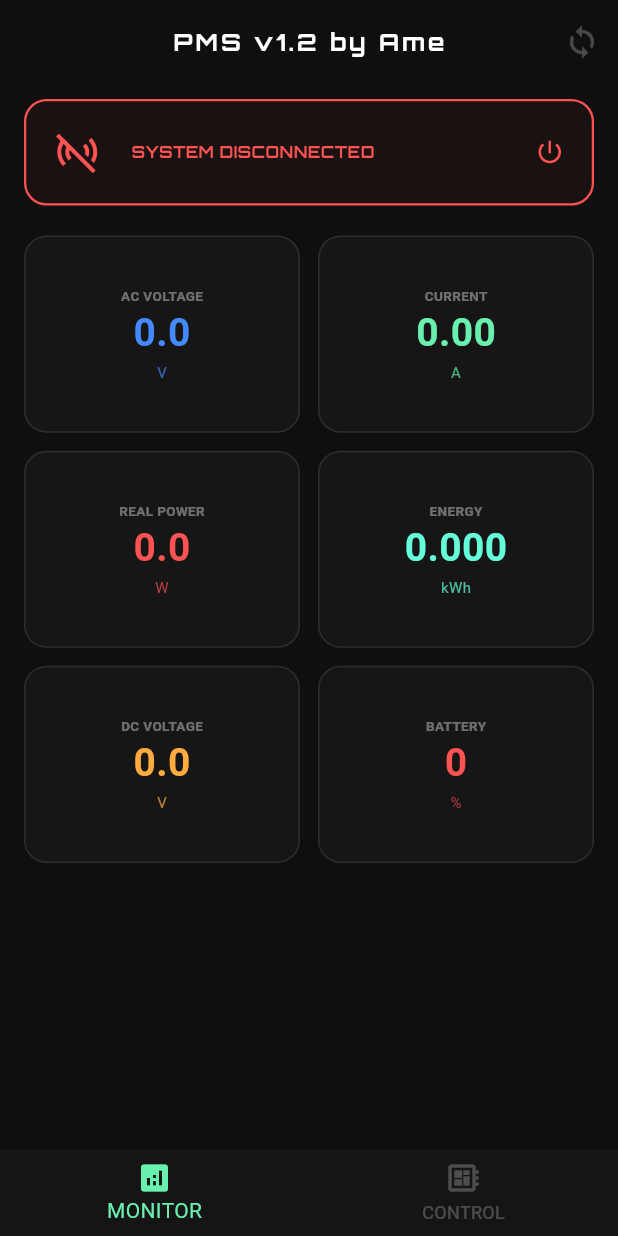
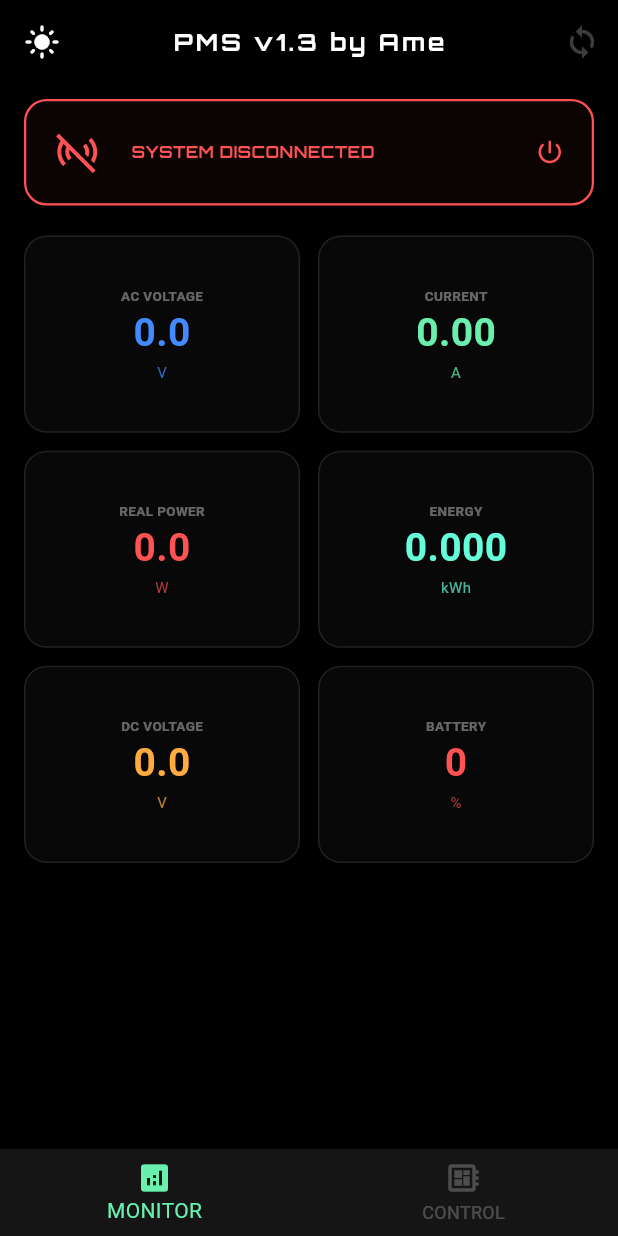
Before and after one commit to ramaariw/PMS-flutter-esp32, a Flutter app: the screen it shows after launch, after a tap on "SYSTEM DISCONNECTED", on a phone screen of 412 x 824 dp. Run offline on Flutter 3.47's test engine with Material 3 defaults, Android fonts, the phone set to English and light mode, and no system bars; our stand-ins replace google_fonts, shared_preferences; missing offline and left inert: mqtt_client.

Commit message:
feat: implement dynamic theme support in ControlScreen and MonitoringScreen

```diff
--- a/lib/screens/control_screen.dart
+++ b/lib/screens/control_screen.dart
@@ -7,23 +7,33 @@ import 'package:flutter/services.dart';
 class ControlScreen extends StatelessWidget {
   const ControlScreen({super.key});
 
-  // --- FUNGSI BARU: TIME PICKER JADWAL ---
   Future<void> _selectSchedule(
     BuildContext context,
     PowerProvider powerData,
     int channel,
   ) async {
+    final isDark = powerData.isDarkMode;
     final TimeOfDay? picked = await showTimePicker(
       context: context,
       initialTime: TimeOfDay.now(),
       builder: (context, child) {
         return Theme(
-          data: ThemeData.dark().copyWith(
+          data:
+              isDark
+                  ? ThemeData.dark().copyWith(
                     colorScheme: const ColorScheme.dark(
                       primary: Colors.cyanAccent,
                       onPrimary: Colors.black,
                       surface: Color(0xFF1A1A1A),
                       onSurface: Colors.white,
+                    ),
+                  )
+                  : ThemeData.light().copyWith(
+                    colorScheme: ColorScheme.light(
+                      primary: Colors.cyan[700]!,
+                      onPrimary: Colors.white,
+                      surface: Colors.white,
+                      onSurface: Colors.black87,
                     ),
                   ),
           child: child!,
@@ -32,7 +42,6 @@ class ControlScreen extends StatelessWidget {
     );
 
     if (picked != null) {
-      // Format jadi HH:MM (Misal "21:30")
       String formattedTime =
           "${picked.hour.toString().padLeft(2, '0')}:${picked.minute.toString().padLeft(2, '0')}";
       powerData.sendScheduleToHardware(channel, formattedTime);
@@ -44,6 +53,7 @@ class ControlScreen extends StatelessWidget {
     PowerProvider powerData,
     int channel,
   ) {
+    final isDark = powerData.isDarkMode;
     TextEditingController timerController = TextEditingController();
 
     showModalBottomSheet(
@@ -60,12 +70,15 @@ class ControlScreen extends StatelessWidget {
             child: Container(
               padding: const EdgeInsets.all(25),
               decoration: BoxDecoration(
-                color: const Color(0xFF1A1A1A),
+                color: isDark ? const Color(0xFF1A1A1A) : Colors.white,
                 borderRadius: const BorderRadius.vertical(
                   top: Radius.circular(30),
                 ),
                 border: Border.all(
-                  color: Colors.orangeAccent.withValues(alpha: 0.1),
+                  color:
+                      isDark
+                          ? Colors.orangeAccent.withValues(alpha: 0.1)
+                          : Colors.black12,
                   width: 1,
                 ),
               ),
@@ -76,7 +89,7 @@ class ControlScreen extends StatelessWidget {
                     width: 40,
                     height: 4,
                     decoration: BoxDecoration(
-                      color: Colors.white12,
+                      color: isDark ? Colors.white12 : Colors.black12,
                       borderRadius: BorderRadius.circular(10),
                     ),
                   ),
@@ -84,7 +97,7 @@ class ControlScreen extends StatelessWidget {
                   Text(
                     "SET TIMER FOR RELAY $channel",
                     style: GoogleFonts.orbitron(
-                      color: Colors.orangeAccent,
+                      color: isDark ? Colors.orangeAccent : Colors.orange[800],
                       fontSize: 14,
                       fontWeight: FontWeight.bold,
                     ),
@@ -96,22 +109,32 @@ class ControlScreen extends StatelessWidget {
                     autofocus: true,
                     textAlign: TextAlign.center,
                     style: GoogleFonts.orbitron(
-                      color: Colors.white,
+                      color: isDark ? Colors.white : Colors.black87,
                       fontSize: 24,
                       letterSpacing: 2,
                     ),
                     decoration: InputDecoration(
                       suffixText: "min",
-                      suffixStyle: const TextStyle(color: Colors.white24),
+                      suffixStyle: TextStyle(
+                        color: isDark ? Colors.white24 : Colors.black26,
+                      ),
                       filled: true,
-                      fillColor: Colors.white.withValues(alpha: 0.05),
+                      fillColor:
+                          isDark
+                              ? Colors.white.withValues(alpha: 0.05)
+                              : Colors.black.withValues(alpha: 0.05),
                       enabledBorder: OutlineInputBorder(
-                        borderSide: const BorderSide(color: Colors.white10),
+                        borderSide: BorderSide(
+                          color: isDark ? Colors.white10 : Colors.black12,
+                        ),
                         borderRadius: BorderRadius.circular(15),
                       ),
                       focusedBorder: OutlineInputBorder(
-                        borderSide: const BorderSide(
-                          color: Colors.orangeAccent,
+                        borderSide: BorderSide(
+                          color:
+                              isDark
+                                  ? Colors.orangeAccent
+                                  : Colors.orange[800]!,
                         ),
                         borderRadius: BorderRadius.circular(15),
                       ),
@@ -120,8 +143,9 @@ class ControlScreen extends StatelessWidget {
                   const SizedBox(height: 25),
                   ElevatedButton(
                     style: ElevatedButton.styleFrom(
-                      backgroundColor: Colors.orangeAccent,
-                      foregroundColor: Colors.black,
+                      backgroundColor:
+                          isDark ? Colors.orangeAccent : Colors.orange[800],
+                      foregroundColor: isDark ? Colors.black : Colors.white,
                       minimumSize: const Size(double.infinity, 55),
                       shape: RoundedRectangleBorder(
                         borderRadius: BorderRadius.circular(15),
@@ -129,9 +153,8 @@ class ControlScreen extends StatelessWidget {
                     ),
                     onPressed: () {
                       int? mins = int.tryParse(timerController.text);
-                      if (mins != null && mins > 0) {
+                      if (mins != null && mins > 0)
                         powerData.sendTimerToHardware(channel, mins);
-                      }
                       Navigator.pop(context);
                     },
                     child: Text(
@@ -149,6 +172,7 @@ class ControlScreen extends StatelessWidget {
 
   @override
   Widget build(BuildContext context) {
+    final isDark = Provider.of<PowerProvider>(context).isDarkMode;
     return Scaffold(
       backgroundColor: Colors.transparent,
       appBar: AppBar(
@@ -157,6 +181,7 @@ class ControlScreen extends StatelessWidget {
           style: GoogleFonts.orbitron(
             fontSize: 16,
             fontWeight: FontWeight.bold,
+            color: isDark ? Colors.white : Colors.black87,
           ),
         ),
         centerTitle: true,
@@ -170,9 +195,23 @@ class ControlScreen extends StatelessWidget {
             child: Container(
               padding: const EdgeInsets.all(20),
               decoration: BoxDecoration(
-                color: Colors.white.withValues(alpha: 0.05),
+                color:
+                    isDark
+                        ? Colors.white.withValues(alpha: 0.05)
+                        : Colors.white,
                 borderRadius: BorderRadius.circular(20),
-                border: Border.all(color: Colors.white10),
+                border: Border.all(
+                  color: isDark ? Colors.white10 : Colors.black12,
+                ),
+                boxShadow:
+                    isDark
+                        ? []
+                        : [
+                          BoxShadow(
+                            color: Colors.black.withOpacity(0.05),
+                            blurRadius: 10,
+                          ),
+                        ],
               ),
               child: Row(
                 mainAxisAlignment: MainAxisAlignment.spaceAround,
@@ -183,6 +222,7 @@ class ControlScreen extends StatelessWidget {
                     "RELAY 1",
                     powerData.relay1,
                     1,
+                    isDark,
                   ),
                   _relayItem(
                     context,
@@ -190,6 +230,7 @@ class ControlScreen extends StatelessWidget {
                     "RELAY 2",
                     powerData.relay2,
                     2,
+                    isDark,
                   ),
                 ],
               ),
@@ -206,6 +247,7 @@ class ControlScreen extends StatelessWidget {
     String label,
     bool isOn,
     int channel,
+    bool isDark,
   ) {
     int remaining =
         (channel == 1)
@@ -213,12 +255,16 @@ class ControlScreen extends StatelessWidget {
             : powerData.remainingSecondsR2;
     String schedule =
         (channel == 1) ? powerData.scheduleR1 : powerData.scheduleR2;
+    Color activeColor = isDark ? Colors.greenAccent : Colors.green[700]!;
 
     return Column(
       children: [
         Text(
           label,
-          style: GoogleFonts.shareTechMono(color: Colors.white, fontSize: 14),
+          style: GoogleFonts.shareTechMono(
+            color: isDark ? Colors.white : Colors.black87,
+            fontSize: 14,
+          ),
         ),
         const SizedBox(height: 10),
         Transform.scale(
@@ -232,7 +278,7 @@ class ControlScreen extends StatelessWidget {
               }
               powerData.toggleRelay(channel, val);
             },
-            activeColor: Colors.greenAccent,
+            activeColor: activeColor,
             inactiveThumbColor: Colors.redAccent,
           ),
         ),
@@ -243,11 +289,13 @@ class ControlScreen extends StatelessWidget {
                 ? "OFF IN: ${powerData.formatRemainingTime(remaining)}"
                 : "MANUAL ON",
             style: GoogleFonts.shareTechMono(
-              color: remaining > 0 ? Colors.orangeAccent : Colors.white24,
+              color:
+                  remaining > 0
+                      ? Colors.orangeAccent
+                      : (isDark ? Colors.white24 : Colors.black26),
               fontSize: 10,
             ),
           ),
-          // INFO JADWAL
           Text(
             schedule.isNotEmpty && schedule != "OFF"
                 ? "SCH: $schedule"
@@ -255,8 +303,8 @@ class ControlScreen extends StatelessWidget {
             style: GoogleFonts.shareTechMono(
               color:
                   schedule.isNotEmpty && schedule != "OFF"
-                      ? Colors.cyanAccent
-                      : Colors.white12,
+                      ? (isDark ? Colors.cyanAccent : Colors.cyan[800])
+                      : (isDark ? Colors.white12 : Colors.black12),
               fontSize: 10,
             ),
           ),
@@ -267,19 +315,20 @@ class ControlScreen extends StatelessWidget {
                 context,
                 "SET",
                 () => _showTimerInput(context, powerData, channel),
+                isDark,
               ),
               const SizedBox(width: 4),
-              // TOMBOL BARU: CLOCK
               _timerBtn(
                 context,
                 "CLOCK",
                 () => _selectSchedule(context, powerData, channel),
+                isDark,
               ),
               const SizedBox(width: 4),
               _timerBtn(context, "X", () {
                 powerData.sendTimerToHardware(channel, 0);
                 powerData.sendScheduleToHardware(channel, "OFF");
-              }),
+              }, isDark),
             ],
           ),
         ],
@@ -287,7 +336,12 @@ class ControlScreen extends StatelessWidget {
     );
   }
 
-  Widget _timerBtn(BuildContext context, String label, VoidCallback onTap) {
+  Widget _timerBtn(
+    BuildContext context,
+    String label,
+    VoidCallback onTap,
+    bool isDark,
+  ) {
     return InkWell(
       onTap: () {
         HapticFeedback.lightImpact();
@@ -296,14 +350,17 @@ class ControlScreen extends StatelessWidget {
       child: Container(
         padding: const EdgeInsets.symmetric(horizontal: 8, vertical: 5),
         decoration: BoxDecoration(
-          color: Colors.white.withValues(alpha: 0.05),
+          color:
+              isDark
+                  ? Colors.white.withValues(alpha: 0.05)
+                  : Colors.black.withValues(alpha: 0.05),
           borderRadius: BorderRadius.circular(6),
-          border: Border.all(color: Colors.white10),
+          border: Border.all(color: isDark ? Colors.white10 : Colors.black12),
         ),
         child: Text(
           label,
-          style: const TextStyle(
-            color: Colors.white70,
+          style: TextStyle(
+            color: isDark ? Colors.white70 : Colors.black54,
             fontSize: 9,
             fontWeight: FontWeight.bold,
           ),
--- a/lib/screens/dashboard.dart
+++ b/lib/screens/dashboard.dart
@@ -1,4 +1,6 @@
 import 'package:flutter/material.dart';
+import 'package:provider/provider.dart';
+import '../providers/power_provider.dart';
 import 'monitoring_screen.dart';
 import 'control_screen.dart';
 
@@ -11,21 +13,27 @@ class DashboardScreen extends StatefulWidget {
 
 class _DashboardScreenState extends State<DashboardScreen> {
   int _selectedIndex = 0;
-
   final List<Widget> _pages = [const MonitoringScreen(), const ControlScreen()];
 
   @override
   Widget build(BuildContext context) {
+    final pms = Provider.of<PowerProvider>(context);
+
     return Scaffold(
-      backgroundColor: const Color(0xFF0F0F0F),
+      // Ikut warna scaffold dari theme di main.dart
+      backgroundColor: Theme.of(context).scaffoldBackgroundColor,
       body: IndexedStack(index: _selectedIndex, children: _pages),
       bottomNavigationBar: BottomNavigationBar(
         currentIndex: _selectedIndex,
         onTap: (index) => setState(() => _selectedIndex = index),
-        backgroundColor: const Color(0xFF151515),
-        selectedItemColor: Colors.greenAccent,
-        unselectedItemColor: Colors.white24,
+        // Warna background bottom bar dinamis
+        backgroundColor:
+            pms.isDarkMode ? const Color(0xFF151515) : Colors.white,
+        selectedItemColor:
+            pms.isDarkMode ? Colors.greenAccent : Colors.green[700],
+        unselectedItemColor: pms.isDarkMode ? Colors.white24 : Colors.black26,
         type: BottomNavigationBarType.fixed,
+        elevation: 10,
         items: const [
           BottomNavigationBarItem(
             icon: Icon(Icons.analytics),
--- a/lib/screens/monitoring_screen.dart
+++ b/lib/screens/monitoring_screen.dart
@@ -10,28 +10,35 @@ class MonitoringScreen extends StatelessWidget {
   Widget build(BuildContext context) {
     return Consumer<PowerProvider>(
       builder: (context, powerData, child) {
+        final isDark = powerData.isDarkMode;
+
         return Scaffold(
           backgroundColor: Colors.transparent,
           appBar: AppBar(
             title: Text(
-              "PMS v1.2 by Ame",
+              "PMS v1.3 by Ame", // Update Version
               style: GoogleFonts.orbitron(
                 fontSize: 16,
                 letterSpacing: 2,
                 fontWeight: FontWeight.bold,
+                color: isDark ? Colors.white : Colors.black87,
               ),
             ),
             centerTitle: true,
             backgroundColor: Colors.transparent,
             elevation: 0,
+            leading: IconButton(
+              icon: Icon(isDark ? Icons.light_mode : Icons.dark_mode),
+              onPressed: () => powerData.toggleTheme(),
+            ),
             actions: [
               IconButton(
                 icon: Icon(
                   Icons.sync,
                   color:
                       powerData.isConnected
-                          ? Colors.greenAccent
-                          : Colors.white24,
+                          ? (isDark ? Colors.greenAccent : Colors.green[700])
+                          : (isDark ? Colors.white24 : Colors.black26),
                 ),
                 onPressed:
                     powerData.isLoading ? null : () => powerData.refreshData(),
@@ -45,7 +52,7 @@ class MonitoringScreen extends StatelessWidget {
               padding: const EdgeInsets.symmetric(horizontal: 16, vertical: 10),
               child: Column(
                 children: [
-                  _buildHeader(powerData),
+                  _buildHeader(context, powerData),
                   const SizedBox(height: 20),
                   GridView.count(
                     shrinkWrap: true,
@@ -56,40 +63,46 @@ class MonitoringScreen extends StatelessWidget {
                     childAspectRatio: 1.4,
                     children: [
                       _buildDataCard(
+                        context,
                         "AC VOLTAGE",
                         powerData.acVolt.toStringAsFixed(1),
                         "V",
                         Colors.blueAccent,
                       ),
                       _buildDataCard(
+                        context,
                         "CURRENT",
                         powerData.ampere.toStringAsFixed(2),
                         "A",
-                        Colors.greenAccent,
+                        isDark ? Colors.greenAccent : Colors.green[700]!,
                       ),
                       _buildDataCard(
+                        context,
                         "REAL POWER",
                         powerData.watt.toStringAsFixed(1),
                         "W",
                         Colors.redAccent,
                       ),
                       _buildDataCard(
+                        context,
                         "ENERGY",
                         powerData.kwh.toStringAsFixed(3),
                         "kWh",
-                        Colors.tealAccent,
+                        isDark ? Colors.tealAccent : Colors.teal[700]!,
                       ),
                       _buildDataCard(
+                        context,
                         "DC VOLTAGE",
                         powerData.dcVolt.toStringAsFixed(1),
                         "V",
                         Colors.orangeAccent,
                       ),
                       _buildDataCard(
+                        context,
                         "BATTERY",
                         "${powerData.batStatus}",
                         "%",
-                        _getBatColor(powerData.batStatus),
+                        _getBatColor(powerData.batStatus, isDark),
                       ),
                     ],
                   ),
@@ -102,18 +115,23 @@ class MonitoringScreen extends StatelessWidget {
     );
   }
 
-  Color _getBatColor(int status) {
-    if (status > 60) return Colors.greenAccent;
+  Color _getBatColor(int status, bool isDark) {
+    if (status > 60) return isDark ? Colors.greenAccent : Colors.green[700]!;
     if (status > 20) return Colors.orangeAccent;
     return Colors.redAccent;
   }
 
-  Widget _buildHeader(PowerProvider powerData) {
+  Widget _buildHeader(BuildContext context, PowerProvider powerData) {
     bool connected = powerData.isConnected;
-    bool loading = powerData.isLoading;
+    bool isDark = powerData.isDarkMode;
+
+    Color accentColor =
+        connected
+            ? (isDark ? Colors.greenAccent : Colors.green[700]!)
+            : Colors.redAccent;
 
     return InkWell(
-      onTap: loading ? null : () => powerData.toggleConnection(),
+      onTap: powerData.isLoading ? null : () => powerData.toggleConnection(),
       borderRadius: BorderRadius.circular(15),
       child: AnimatedContainer(
         duration: const Duration(milliseconds: 300),
@@ -121,17 +139,14 @@ class MonitoringScreen extends StatelessWidget {
         decoration: BoxDecoration(
           color:
               connected
-                  ? Colors.green.withValues(alpha: 0.05)
+                  ? accentColor.withValues(alpha: 0.05)
                   : Colors.red.withValues(alpha: 0.05),
           borderRadius: BorderRadius.circular(15),
-          border: Border.all(
-            color: connected ? Colors.greenAccent : Colors.redAccent,
-            width: 1.5,
-          ),
+          border: Border.all(color: accentColor, width: 1.5),
           boxShadow: [
-            if (connected)
+            if (connected && isDark)
               BoxShadow(
-                color: Colors.greenAccent.withValues(alpha: 0.1),
+                color: accentColor.withValues(alpha: 0.1),
                 blurRadius: 10,
                 spreadRadius: 1,
               ),
@@ -139,18 +154,18 @@ class MonitoringScreen extends StatelessWidget {
         ),
         child: Row(
           children: [
-            loading
-                ? const SizedBox(
+            powerData.isLoading
+                ? SizedBox(
                   width: 32,
                   height: 32,
                   child: CircularProgressIndicator(
                     strokeWidth: 2,
-                    color: Colors.white,
+                    color: accentColor,
                   ),
                 )
                 : Icon(
                   connected ? Icons.sensors : Icons.sensors_off,
-                  color: connected ? Colors.greenAccent : Colors.redAccent,
+                  color: accentColor,
                   size: 32,
                 ),
             const SizedBox(width: 20),
@@ -161,7 +176,7 @@ class MonitoringScreen extends StatelessWidget {
                   Text(
                     connected ? "SYSTEM CONNECTED" : "SYSTEM DISCONNECTED",
                     style: GoogleFonts.orbitron(
-                      color: connected ? Colors.greenAccent : Colors.redAccent,
+                      color: accentColor,
                       fontWeight: FontWeight.bold,
                       fontSize: 11,
                     ),
@@ -170,38 +185,52 @@ class MonitoringScreen extends StatelessWidget {
                     Text(
                       "UPTIME: ${powerData.uptime}",
                       style: GoogleFonts.shareTechMono(
-                        color: Colors.orangeAccent,
+                        color:
+                            isDark ? Colors.orangeAccent : Colors.orange[800],
                         fontSize: 12,
                       ),
                     ),
                 ],
               ),
             ),
-            Icon(
-              Icons.power_settings_new,
-              color: connected ? Colors.greenAccent : Colors.redAccent,
-              size: 20,
-            ),
+            Icon(Icons.power_settings_new, color: accentColor, size: 20),
           ],
         ),
       ),
     );
   }
 
-  Widget _buildDataCard(String label, String value, String unit, Color color) {
+  Widget _buildDataCard(
+    BuildContext context,
+    String label,
+    String value,
+    String unit,
+    Color color,
+  ) {
+    final isDark = Provider.of<PowerProvider>(context).isDarkMode;
     return Container(
       decoration: BoxDecoration(
-        color: Colors.white.withValues(alpha: 0.03),
+        color: isDark ? Colors.white.withValues(alpha: 0.03) : Colors.white,
         borderRadius: BorderRadius.circular(15),
-        border: Border.all(color: Colors.white10),
+        border: Border.all(color: isDark ? Colors.white10 : Colors.black12),
+        boxShadow:
+            isDark
+                ? []
+                : [
+                  BoxShadow(
+                    color: Colors.black.withOpacity(0.05),
+                    blurRadius: 4,
+                    offset: const Offset(0, 2),
+                  ),
+                ],
       ),
       child: Column(
         mainAxisAlignment: MainAxisAlignment.center,
         children: [
           Text(
             label,
-            style: const TextStyle(
-              color: Colors.white38,
+            style: TextStyle(
+              color: isDark ? Colors.white38 : Colors.black45,
               fontSize: 9,
               fontWeight: FontWeight.bold,
             ),
```
Lines whose indentation alone changed are shown as unchanged.
